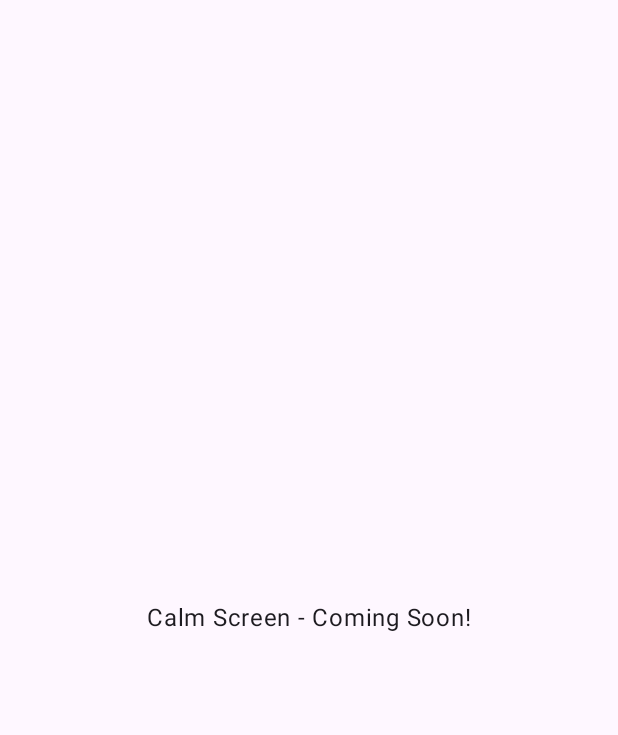
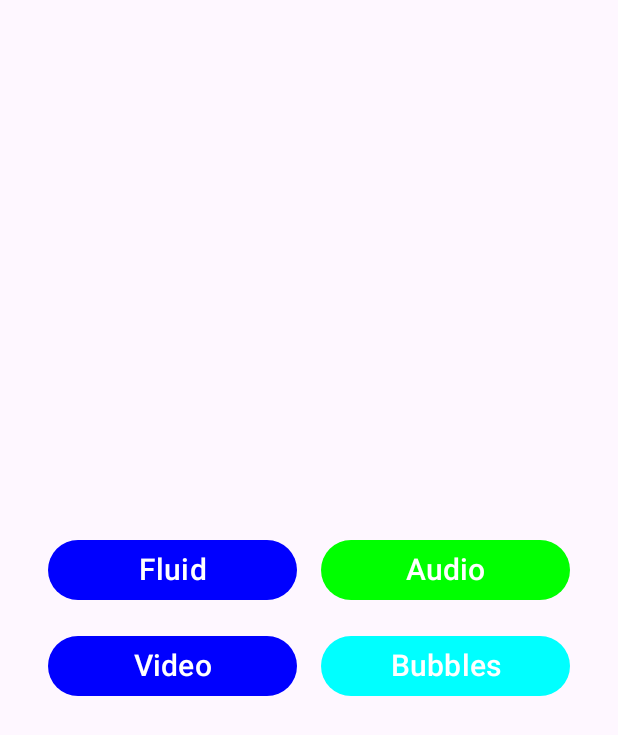
Before and after one commit to sarbajitsaha/Hackathon-MD, an Android app built with Jetpack Compose: the CalmScreen screen opened through its navigation route, on a phone screen of 412 x 824 dp. Shown: the top 735 px of the screen. Run offline under Robolectric (Android 15) with nearby library versions, the phone set to English and light mode, and no system bars.

Commit message:
Added CalmScreen with navigation to sub-features
The CalmScreen now displays a 2x2 grid of buttons: "Fluid", "Audio", "Video", and "Bubbles".

The height of the buttons on the HomeScreen has been increased to 300.dp.

```diff
--- a/app/src/main/java/com/coredumped/project/AppNavigation.kt
+++ b/app/src/main/java/com/coredumped/project/AppNavigation.kt
@@ -21,15 +21,19 @@ fun AppNavigation() {
         composable("daily_activity") {
             PlaceholderScreen("Daily Activity Screen")
         }
-        composable("iq") {
-            PlaceholderScreen("IQ Screen")
-        }
         composable("learning") {
             PlaceholderScreen("Learning Screen")
         }
         composable("calm") {
-            PlaceholderScreen("Calm Screen")
+            CalmScreen(navController)
         }
+        composable("iq") {
+            PlaceholderScreen("IQ Screen")
+        }
+        //composable("fluid_simulation") { FluidSimulationScreen() }
+        //composable("calming_audio") { CalmingAudioScreen() }
+        //composable("calming_video") { CalmingVideoScreen() }
+        //composable("bubble_pop") { BubblePopScreen() }
     }
 }
 
--- /dev/null
+++ b/app/src/main/java/com/coredumped/project/CalmScreen.kt
@@ -0,0 +1,75 @@
+package com.coredumped.project
+
+import androidx.compose.foundation.layout.Arrangement
+import androidx.compose.foundation.layout.PaddingValues
+import androidx.compose.foundation.layout.fillMaxSize
+import androidx.compose.foundation.layout.padding
+import androidx.compose.foundation.lazy.grid.GridCells
+import androidx.compose.foundation.lazy.grid.LazyVerticalGrid
+import androidx.compose.foundation.shape.CircleShape
+import androidx.compose.material3.Button
+import androidx.compose.material3.ButtonDefaults
+import androidx.compose.material3.Icon
+import androidx.compose.material3.Text
+import androidx.compose.runtime.Composable
+import androidx.compose.ui.Modifier
+import androidx.compose.ui.graphics.Color
+import androidx.compose.ui.graphics.vector.ImageVector
+import androidx.compose.ui.res.vectorResource
+import androidx.compose.ui.text.style.TextAlign
+import androidx.compose.ui.unit.dp
+import androidx.compose.ui.unit.sp
+import androidx.navigation.NavController
+// Add if needed: import androidx.compose.material.icons.Icons; import androidx.compose.material.icons.filled.Waves; etc. (use built-in icons)
+
+@Composable
+fun CalmScreen(navController: NavController) {
+    LazyVerticalGrid(
+        columns = GridCells.Fixed(2),
+        modifier = Modifier.fillMaxSize().padding(16.dp),
+        contentPadding = PaddingValues(8.dp),
+        verticalArrangement = Arrangement.Center,
+        horizontalArrangement = Arrangement.Center
+    ) {
+        item {
+            Button(
+                onClick = { navController.navigate("fluid_simulation") },
+                modifier = Modifier.padding(8.dp).fillMaxSize(),
+                shape = CircleShape,
+                colors = ButtonDefaults.buttonColors(containerColor = Color.Blue)
+            ) {
+                Text("Fluid", fontSize = 20.sp, textAlign = TextAlign.Center)  // Placeholder; replace with icon later
+            }
+        }
+        item {
+            Button(
+                onClick = { navController.navigate("calming_audio") },
+                modifier = Modifier.padding(8.dp).fillMaxSize(),
+                shape = CircleShape,
+                colors = ButtonDefaults.buttonColors(containerColor = Color.Green)
+            ) {
+                Text("Audio", fontSize = 20.sp, textAlign = TextAlign.Center)
+            }
+        }
+        item {
+            Button(
+                onClick = { navController.navigate("calming_video") },
+                modifier = Modifier.padding(8.dp).fillMaxSize(),
+                shape = CircleShape,
+                colors = ButtonDefaults.buttonColors(containerColor = Color.Blue)
+            ) {
+                Text("Video", fontSize = 20.sp, textAlign = TextAlign.Center)
+            }
+        }
+        item {
+            Button(
+                onClick = { navController.navigate("bubble_pop") },
+                modifier = Modifier.padding(8.dp).fillMaxSize(),
+                shape = CircleShape,
+                colors = ButtonDefaults.buttonColors(containerColor = Color.Cyan)
+            ) {
+                Text("Bubbles", fontSize = 20.sp, textAlign = TextAlign.Center)
+            }
+        }
+    }
+}
--- a/app/src/main/java/com/coredumped/project/HomeScreen.kt
+++ b/app/src/main/java/com/coredumped/project/HomeScreen.kt
@@ -72,7 +72,7 @@ fun LargeButton(
         onClick = onClick,
         modifier = modifier // Use the passed modifier
             .fillMaxSize() // Fill the available space given by the grid cell
-        // .height(150.dp) // You could set a minimum or fixed height if fillMaxSize isn't enough
+            .height(300.dp) // You could set a minimum or fixed height if fillMaxSize isn't enough
         // .widthIn(min = 120.dp) // Ensure a minimum width
         ,
         colors = ButtonDefaults.buttonColors(containerColor = color)
```
